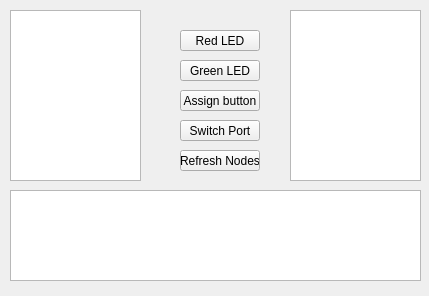
This is domoticaqtapp.ui in mjhsoet/F.Domotica-Qt-Application as Qt 5 draws it before an edit. The edited form follows.
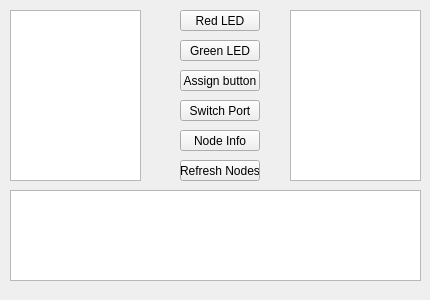
This is the edited form.

Commit message: Added an info dialog and some more safety checks

```diff
--- a/domoticaqtapp.ui
+++ b/domoticaqtapp.ui
@@ -6,8 +6,8 @@
    <rect>
     <x>0</x>
     <y>0</y>
-    <width>429</width>
-    <height>296</height>
+    <width>430</width>
+    <height>300</height>
    </rect>
   </property>
   <property name="sizePolicy">
@@ -16,6 +16,18 @@
     <verstretch>0</verstretch>
    </sizepolicy>
   </property>
+  <property name="minimumSize">
+   <size>
+    <width>430</width>
+    <height>300</height>
+   </size>
+  </property>
+  <property name="maximumSize">
+   <size>
+    <width>430</width>
+    <height>300</height>
+   </size>
+  </property>
   <property name="windowTitle">
    <string>DomoticaQTApp</string>
   </property>
@@ -36,7 +48,7 @@
    <property name="geometry">
     <rect>
      <x>180</x>
-     <y>30</y>
+     <y>10</y>
      <width>80</width>
      <height>21</height>
     </rect>
@@ -49,7 +61,7 @@
    <property name="geometry">
     <rect>
      <x>180</x>
-     <y>60</y>
+     <y>40</y>
      <width>80</width>
      <height>21</height>
     </rect>
@@ -62,7 +74,7 @@
    <property name="geometry">
     <rect>
      <x>180</x>
-     <y>90</y>
+     <y>70</y>
      <width>80</width>
      <height>21</height>
     </rect>
@@ -95,7 +107,7 @@
    <property name="geometry">
     <rect>
      <x>180</x>
-     <y>150</y>
+     <y>160</y>
      <width>80</width>
      <height>21</height>
     </rect>
@@ -108,7 +120,7 @@
    <property name="geometry">
     <rect>
      <x>180</x>
-     <y>120</y>
+     <y>100</y>
      <width>80</width>
      <height>21</height>
     </rect>
@@ -117,6 +129,19 @@
     <string>Switch Port</string>
    </property>
   </widget>
+  <widget class="QPushButton" name="infoButton">
+   <property name="geometry">
+    <rect>
+     <x>180</x>
+     <y>130</y>
+     <width>80</width>
+     <height>21</height>
+    </rect>
+   </property>
+   <property name="text">
+    <string>Node Info</string>
+   </property>
+  </widget>
  </widget>
  <layoutdefault spacing="6" margin="11"/>
  <resources/>
```
The commit also changes 10 other files.
